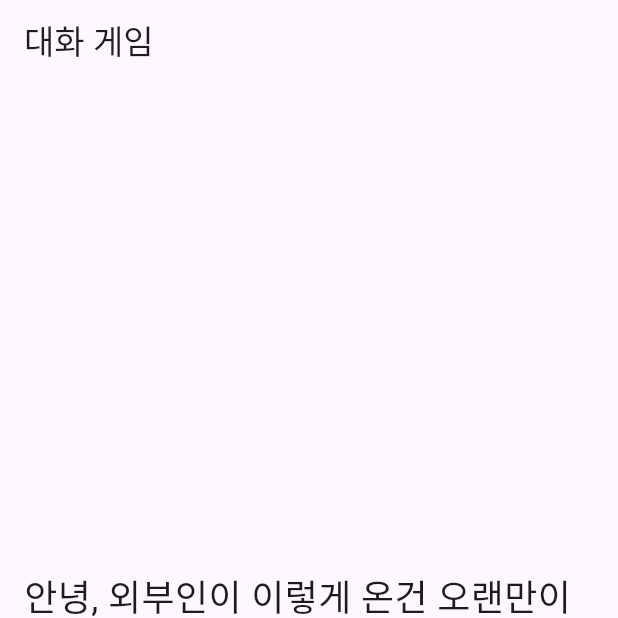
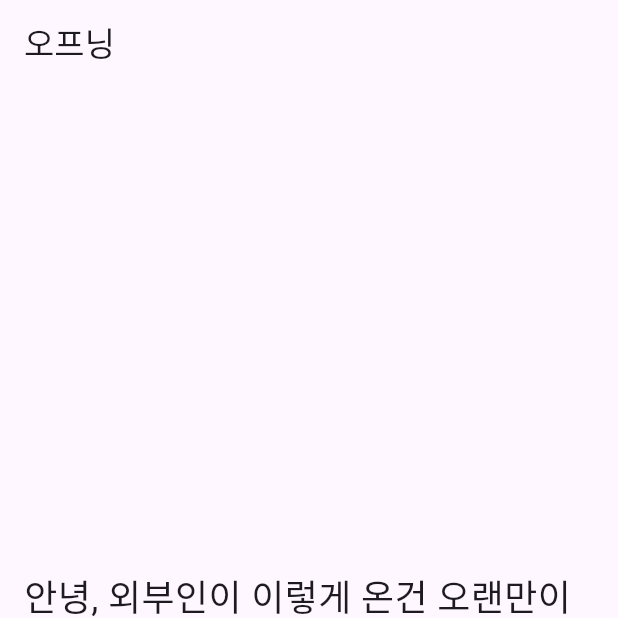
Before and after one commit to jjamk/moonergame_test, a Flutter app: the DialogueGame screen opened directly, on a phone screen of 412 x 824 dp, the top half of it. Run offline on Flutter 3.47's test engine with Material 3 defaults, Android fonts, the phone set to English and light mode, and no system bars; our stand-ins replace assets_audio_player, audioplayers, flutter_switch, image_picker, lottie, speech_to_text; missing offline and left inert: flutter_drawing_board, flutter_sensors, simple_animation_progress_bar; project files that could hold a hidden picture were left out.

Commit message:
opening title 수정

```diff
--- a/lib/opening.dart
+++ b/lib/opening.dart
@@ -103,7 +103,7 @@ class _DialogueGameState extends State<DialogueGame> {
   Widget build(BuildContext context) {
     return Scaffold(
       appBar: AppBar(
-        title: Text('대화 게임'),
+        title: Text('오프닝'),
       ),
       body: Column(
         mainAxisAlignment: MainAxisAlignment.center,
```
Also changed, not shown: pubspec.lock, 5 other files.
